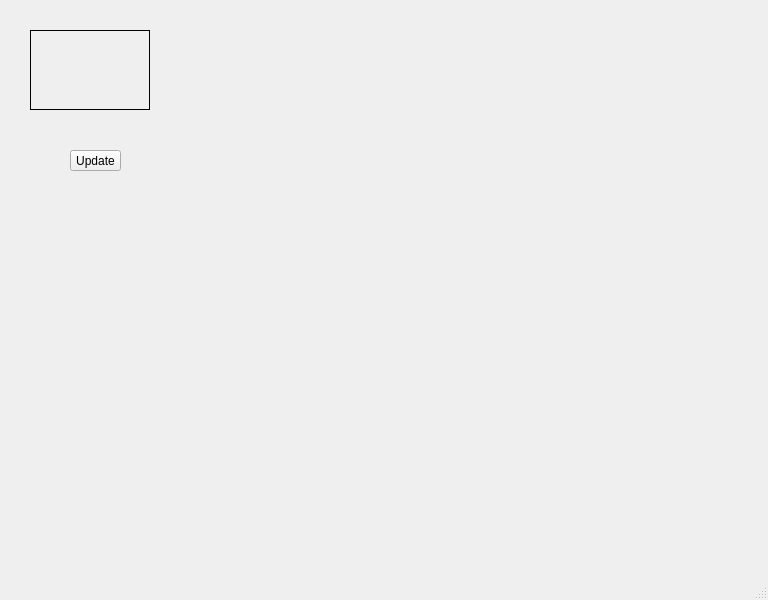
ssimpore/ParcInfos, file test.ui: the form before one commit.
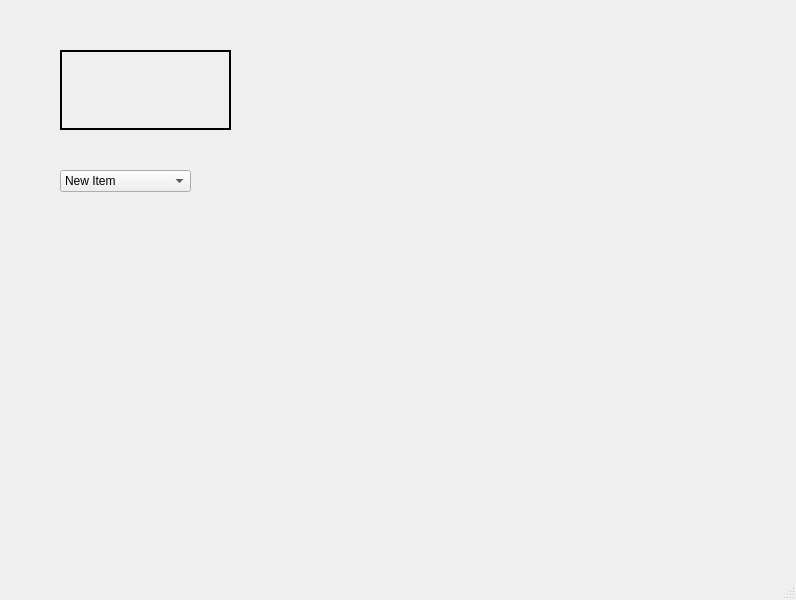
The form after the commit.

Diff of the .ui file:
```diff
--- a/test.ui
+++ b/test.ui
@@ -6,7 +6,7 @@
    <rect>
     <x>0</x>
     <y>0</y>
-    <width>768</width>
+    <width>796</width>
     <height>600</height>
    </rect>
   </property>
@@ -20,30 +20,42 @@
    <string/>
   </property>
   <widget class="QWidget" name="centralwidget">
-   <widget class="QToolButton" name="toolButton">
+   <widget class="QComboBox" name="comboBox">
     <property name="geometry">
      <rect>
-      <x>70</x>
-      <y>150</y>
-      <width>51</width>
-      <height>21</height>
+      <x>60</x>
+      <y>170</y>
+      <width>131</width>
+      <height>22</height>
      </rect>
     </property>
-    <property name="text">
-     <string>Update</string>
-    </property>
+    <item>
+     <property name="text">
+      <string>New Item</string>
+     </property>
+    </item>
+    <item>
+     <property name="text">
+      <string>New Item</string>
+     </property>
+    </item>
+    <item>
+     <property name="text">
+      <string>New Item</string>
+     </property>
+    </item>
    </widget>
    <widget class="QFrame" name="frame">
     <property name="geometry">
      <rect>
-      <x>30</x>
-      <y>30</y>
-      <width>120</width>
+      <x>60</x>
+      <y>50</y>
+      <width>171</width>
       <height>80</height>
      </rect>
     </property>
     <property name="frameShape">
-     <enum>QFrame::Box</enum>
+     <enum>QFrame::WinPanel</enum>
     </property>
     <property name="frameShadow">
      <enum>QFrame::Plain</enum>
```
Left out of the diff: 27 changed lines with no effect on the pictures.
